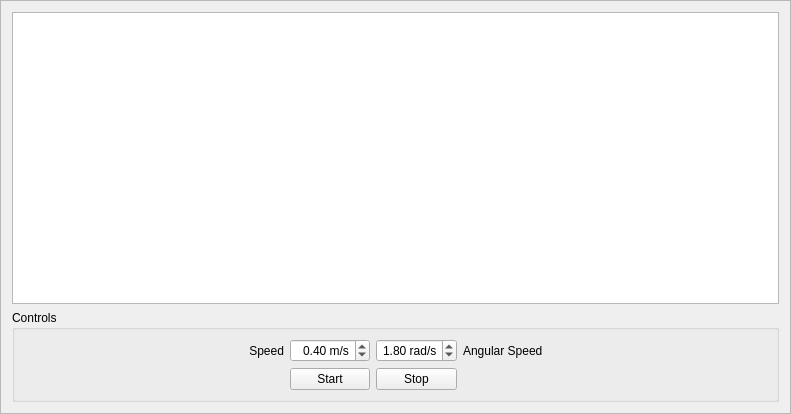
Above: kobuki_qtestsuite/src/kobuki_qtestsuite/ui/gyro_drift_frame.ui from yujinrobot/kobuki_desktop before the change. Below: the same form after it.
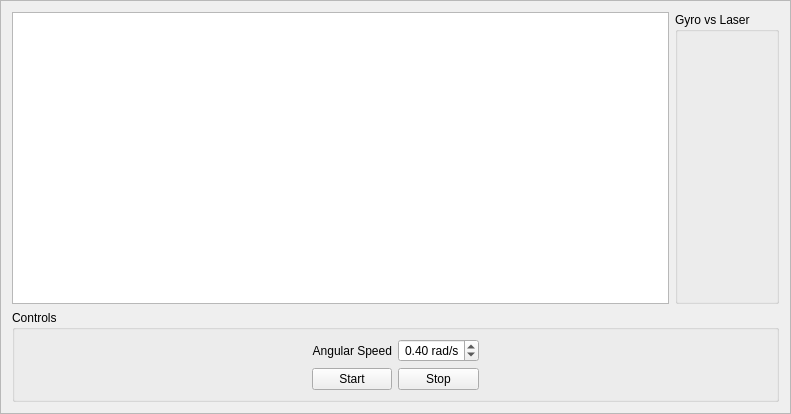
That is the form after the change.

Commit message: finally, kinda happy with drift estimation.

Diff of the .ui file:
```diff
--- a/kobuki_qtestsuite/src/kobuki_qtestsuite/ui/gyro_drift_frame.ui
+++ b/kobuki_qtestsuite/src/kobuki_qtestsuite/ui/gyro_drift_frame.ui
@@ -19,8 +19,8 @@
   <property name="frameShadow">
    <enum>QFrame::Raised</enum>
   </property>
-  <layout class="QVBoxLayout" name="verticalLayout">
-   <item>
+  <layout class="QGridLayout" name="gridLayout_2">
+   <item row="0" column="0">
     <widget class="QTextBrowser" name="text_browser">
      <property name="autoFormatting">
       <set>QTextEdit::AutoAll</set>
@@ -41,7 +41,14 @@
      </property>
     </widget>
    </item>
-   <item>
+   <item row="0" column="1">
+    <widget class="QGroupBox" name="scan_angle_group_box">
+     <property name="title">
+      <string>Gyro vs Laser</string>
+     </property>
+    </widget>
+   </item>
+   <item row="1" column="0" colspan="2">
     <widget class="QGroupBox" name="groupBox">
      <property name="title">
       <string>Controls</string>
@@ -63,7 +70,7 @@
       <item row="0" column="1">
        <widget class="QLabel" name="label_2">
         <property name="text">
-         <string>Speed</string>
+         <string>Angular Speed</string>
         </property>
         <property name="alignment">
          <set>Qt::AlignRight|Qt::AlignTrailing|Qt::AlignVCenter</set>
@@ -71,28 +78,6 @@
        </widget>
       </item>
       <item row="0" column="2">
-       <widget class="QDoubleSpinBox" name="speed_spinbox">
-        <property name="alignment">
-         <set>Qt::AlignRight|Qt::AlignTrailing|Qt::AlignVCenter</set>
-        </property>
-        <property name="prefix">
-         <string/>
-        </property>
-        <property name="suffix">
-         <string> m/s</string>
-        </property>
-        <property name="maximum">
-         <double>0.700000000000000</double>
-        </property>
-        <property name="singleStep">
-         <double>0.100000000000000</double>
-        </property>
-        <property name="value">
-         <double>0.400000000000000</double>
-        </property>
-       </widget>
-      </item>
-      <item row="0" column="3">
        <widget class="QDoubleSpinBox" name="angular_speed_spinbox">
         <property name="alignment">
          <set>Qt::AlignRight|Qt::AlignTrailing|Qt::AlignVCenter</set>
@@ -110,18 +95,11 @@
          <double>0.100000000000000</double>
         </property>
         <property name="value">
-         <double>1.800000000000000</double>
+         <double>0.400000000000000</double>
         </property>
        </widget>
       </item>
-      <item row="0" column="4">
-       <widget class="QLabel" name="label_3">
-        <property name="text">
-         <string>Angular Speed</string>
-        </property>
-       </widget>
-      </item>
-      <item row="0" column="5">
+      <item row="0" column="3">
        <spacer name="horizontalSpacer_2">
         <property name="orientation">
          <enum>Qt::Horizontal</enum>
@@ -134,7 +112,7 @@
         </property>
        </spacer>
       </item>
-      <item row="1" column="0" colspan="2">
+      <item row="1" column="0">
        <spacer name="horizontalSpacer_6">
         <property name="orientation">
          <enum>Qt::Horizontal</enum>
@@ -147,21 +125,21 @@
         </property>
        </spacer>
       </item>
-      <item row="1" column="2">
+      <item row="1" column="1">
        <widget class="QPushButton" name="start_button">
         <property name="text">
          <string>Start</string>
         </property>
        </widget>
       </item>
-      <item row="1" column="3">
+      <item row="1" column="2">
        <widget class="QPushButton" name="stop_button">
         <property name="text">
          <string>Stop</string>
         </property>
        </widget>
       </item>
-      <item row="1" column="4" colspan="2">
+      <item row="1" column="3">
        <spacer name="horizontalSpacer_3">
         <property name="orientation">
          <enum>Qt::Horizontal</enum>
```
The commit also changes 4 other files.
